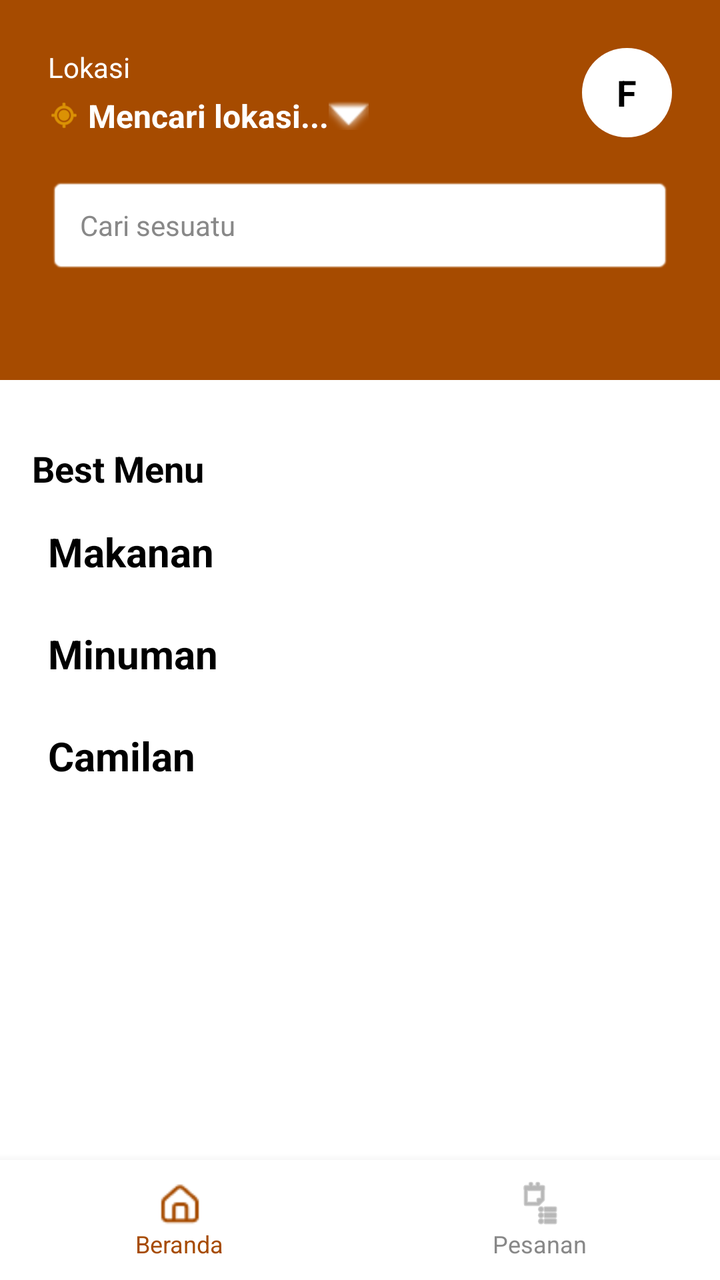
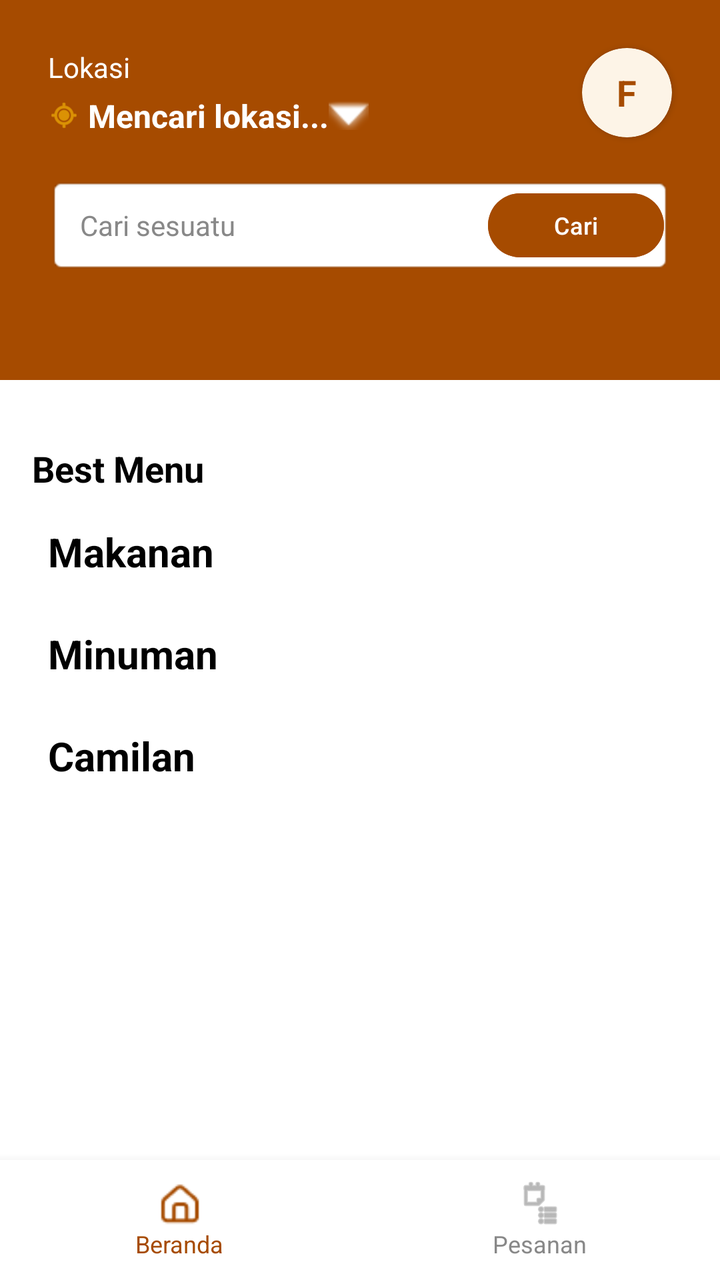

Before-and-after screenshots of an Android layout around one commit, followed by the original layout XML and the change that was made.
<!-- AndroidManifest.xml: application theme Theme.Warmindone -->
<!-- res/layout/activity_dashboarduser.xml -->
<?xml version="1.0" encoding="utf-8"?>
<androidx.coordinatorlayout.widget.CoordinatorLayout xmlns:android="http://schemas.android.com/apk/res/android"
    xmlns:app="http://schemas.android.com/apk/res-auto"
    xmlns:tools="http://schemas.android.com/tools"
    android:layout_width="match_parent"
    android:layout_height="match_parent"
    android:background="#FFFFFF"
    tools:context=".pelanggan.DashboardUser"
    tools:ignore="HardcodedText,ContentDescription,Autofill,UseCompoundDrawables">

    <com.google.android.material.appbar.AppBarLayout
        android:layout_width="match_parent"
        android:layout_height="wrap_content"
        android:background="#FFFFFF"
        app:elevation="0dp">

        <RelativeLayout
            android:id="@+id/layoutHeader"
            android:layout_width="match_parent"
            android:layout_height="190dp"
            app:layout_scrollFlags="scroll|enterAlways|snap">

            <View
                android:layout_width="match_parent"
                android:layout_height="match_parent"
                android:background="#A64B00" />

            <TextView
                android:id="@+id/tvLokasiLabel"
                android:layout_width="wrap_content"
                android:layout_height="wrap_content"
                android:layout_marginStart="24dp"
                android:layout_marginTop="24dp"
                android:text="Lokasi"
                android:textColor="#FFFFFF"
                android:textSize="14sp" />

            <LinearLayout
                android:id="@+id/layoutLokasiDetail"
                android:layout_width="wrap_content"
                android:layout_height="wrap_content"
                android:layout_below="@id/tvLokasiLabel"
                android:layout_alignStart="@id/tvLokasiLabel"
                android:layout_marginTop="4dp"
                android:gravity="center_vertical"
                android:orientation="horizontal">

                <ImageView
                    android:layout_width="16dp"
                    android:layout_height="16dp"
                    android:src="@android:drawable/ic_menu_mylocation"
                    app:tint="#FFC107" />

                <TextView
                    android:id="@+id/tvLokasi"
                    android:layout_width="wrap_content"
                    android:layout_height="wrap_content"
                    android:layout_marginStart="4dp"
                    android:text="Mencari lokasi..."
                    android:textColor="#FFFFFF"
                    android:textSize="16sp"
                    android:textStyle="bold" />

                <ImageView
                    android:layout_width="20dp"
                    android:layout_height="20dp"
                    android:src="@android:drawable/arrow_down_float"
                    app:tint="#FFFFFF" />
            </LinearLayout>

            <TextView
                android:id="@+id/tvProfileCircle"
                android:layout_width="45dp"
                android:layout_height="45dp"
                android:layout_alignParentEnd="true"
                android:layout_alignTop="@id/tvLokasiLabel"
                android:layout_alignBottom="@id/layoutLokasiDetail"
                android:layout_marginEnd="24dp"
                android:background="@android:drawable/toast_frame"
                android:backgroundTint="#FFFFFF"
                android:gravity="center"
                android:text="F"
                android:textColor="#000000"
                android:textSize="18sp"
                android:textStyle="bold" />

            <EditText
                android:id="@+id/etSearch"
                android:layout_width="match_parent"
                android:layout_height="48dp"
                android:layout_below="@id/layoutLokasiDetail"
                android:layout_marginStart="24dp"
                android:layout_marginTop="20dp"
                android:layout_marginEnd="24dp"
                android:background="@android:drawable/editbox_background_normal"
                android:backgroundTint="#FFFFFF"
                android:hint="Cari sesuatu"
                android:inputType="text"
                android:paddingStart="16dp"
                android:paddingEnd="16dp"
                android:textColorHint="#888888"
                android:textSize="14sp" />
        </RelativeLayout>
    </com.google.android.material.appbar.AppBarLayout>

    <androidx.core.widget.NestedScrollView
        android:layout_width="match_parent"
        android:layout_height="match_parent"
        android:clipToPadding="false"
        android:layout_marginBottom="134dp"
        app:layout_behavior="@string/appbar_scrolling_view_behavior">

        <LinearLayout
            android:layout_width="match_parent"
            android:layout_height="wrap_content"
            android:orientation="vertical"
            android:paddingVertical="16dp">

            <TextView
                android:layout_width="wrap_content"
                android:layout_height="wrap_content"
                android:layout_marginStart="16dp"
                android:layout_marginTop="16dp"
                android:text="Best Menu"
                android:textColor="#000000"
                android:textSize="18sp"
                android:textStyle="bold" />

            <androidx.recyclerview.widget.RecyclerView
                android:id="@+id/rvBestMenu"
                android:layout_width="match_parent"
                android:layout_height="wrap_content"
                android:nestedScrollingEnabled="false"
                tools:listitem="@layout/bestmenu_widget" />

            <TextView
                android:layout_width="wrap_content"
                android:layout_height="wrap_content"
                android:layout_marginHorizontal="24dp"
                android:layout_marginTop="16dp"
                android:layout_marginBottom="8dp"
                android:text="Makanan"
                android:textColor="#000000"
                android:textSize="20sp"
                android:textStyle="bold" />

            <androidx.recyclerview.widget.RecyclerView
                android:id="@+id/rvMakanan"
                android:layout_width="match_parent"
                android:layout_height="wrap_content"
                tools:listitem="@layout/menuuser_widget" />

            
            <TextView
                android:layout_width="wrap_content"
                android:layout_height="wrap_content"
                android:layout_marginHorizontal="24dp"
                android:layout_marginTop="16dp"
                android:layout_marginBottom="8dp"
                android:text="Minuman"
                android:textColor="#000000"
                android:textSize="20sp"
                android:textStyle="bold" />

            <androidx.recyclerview.widget.RecyclerView
                android:id="@+id/rvMinuman"
                android:layout_width="match_parent"
                android:layout_height="wrap_content"
                tools:listitem="@layout/menuuser_widget" />

            
            <TextView
                android:layout_width="wrap_content"
                android:layout_height="wrap_content"
                android:layout_marginHorizontal="24dp"
                android:layout_marginTop="16dp"
                android:layout_marginBottom="8dp"
                android:text="Camilan"
                android:textColor="#000000"
                android:textSize="20sp"
                android:textStyle="bold" />

            <androidx.recyclerview.widget.RecyclerView
                android:id="@+id/rvCamilan"
                android:layout_width="match_parent"
                android:layout_height="wrap_content"
                tools:listitem="@layout/menuuser_widget" />

        </LinearLayout>
    </androidx.core.widget.NestedScrollView>

    <RelativeLayout
        android:layout_width="match_parent"
        android:layout_height="wrap_content"
        android:layout_gravity="bottom">

        <androidx.cardview.widget.CardView
            android:id="@+id/layoutCartSummary"
            android:layout_width="match_parent"
            android:layout_height="54dp"
            android:layout_above="@id/bottomNavigationView"
            android:layout_marginHorizontal="24dp"
            android:layout_marginBottom="12dp"
            android:visibility="gone"
            app:cardBackgroundColor="#A64B00"
            app:cardCornerRadius="12dp"
            app:cardElevation="4dp">

            <androidx.constraintlayout.widget.ConstraintLayout
                android:layout_width="match_parent"
                android:layout_height="match_parent"
                android:paddingHorizontal="16dp">

                <TextView
                    android:id="@+id/tvCekKeranjang"
                    android:layout_width="wrap_content"
                    android:layout_height="wrap_content"
                    android:text="Cek Keranjang"
                    android:textColor="#FFFFFF"
                    android:textSize="14sp"
                    android:textStyle="bold"
                    app:layout_constraintBottom_toBottomOf="parent"
                    app:layout_constraintStart_toStartOf="parent"
                    app:layout_constraintTop_toTopOf="parent" />

                <TextView
                    android:id="@+id/tvCartItemsCount"
                    android:layout_width="wrap_content"
                    android:layout_height="wrap_content"
                    android:layout_marginStart="6dp"
                    android:text="(1 Produk)"
                    android:textColor="#F4E8D1"
                    android:textSize="13sp"
                    app:layout_constraintBottom_toBottomOf="@id/tvCekKeranjang"
                    app:layout_constraintStart_toEndOf="@id/tvCekKeranjang"
                    app:layout_constraintTop_toTopOf="@id/tvCekKeranjang" />

                <TextView
                    android:id="@+id/tvTotalCartPrice"
                    android:layout_width="wrap_content"
                    android:layout_height="wrap_content"
                    android:layout_marginEnd="8dp"
                    android:text="Rp 20.000"
                    android:textColor="#FFFFFF"
                    android:textSize="14sp"
                    android:textStyle="bold"
                    app:layout_constraintBottom_toBottomOf="parent"
                    app:layout_constraintEnd_toStartOf="@id/imgCartArrow"
                    app:layout_constraintTop_toTopOf="parent" />

                <ImageView
                    android:id="@+id/imgCartArrow"
                    android:layout_width="16dp"
                    android:layout_height="16dp"
                    android:src="@android:drawable/ic_delete"
                    app:layout_constraintBottom_toBottomOf="parent"
                    app:layout_constraintEnd_toEndOf="parent"
                    app:layout_constraintTop_toTopOf="parent"
                    app:tint="#FFFFFF" />

            </androidx.constraintlayout.widget.ConstraintLayout>
        </androidx.cardview.widget.CardView>

        <LinearLayout
            android:id="@+id/bottomNavigationView"
            android:layout_width="match_parent"
            android:layout_height="60dp"
            android:layout_alignParentBottom="true"
            android:background="#FFFFFF"
            android:baselineAligned="false"
            android:elevation="8dp"
            android:orientation="horizontal">

            <LinearLayout
                android:layout_width="0dp"
                android:layout_height="match_parent"
                android:layout_weight="1"
                android:gravity="center"
                android:orientation="vertical">

                <ImageView
                    android:layout_width="24dp"
                    android:layout_height="24dp"
                    android:src="@drawable/ic_menu_logo"
                    app:tint="#A64B00" />

                <TextView
                    android:layout_width="wrap_content"
                    android:layout_height="wrap_content"
                    android:text="Beranda"
                    android:textColor="#A64B00"
                    android:textSize="12sp" />
            </LinearLayout>

            <LinearLayout
                android:layout_width="0dp"
                android:layout_height="match_parent"
                android:layout_weight="1"
                android:gravity="center"
                android:onClick="historypage"
                android:orientation="vertical">

                <ImageView
                    android:layout_width="24dp"
                    android:layout_height="24dp"
                    android:src="@android:drawable/ic_menu_agenda"
                    app:tint="#888888" />

                <TextView
                    android:layout_width="wrap_content"
                    android:layout_height="wrap_content"
                    android:text="Pesanan"
                    android:textColor="#888888"
                    android:textSize="12sp" />
            </LinearLayout>
        </LinearLayout>
    </RelativeLayout>

</androidx.coordinatorlayout.widget.CoordinatorLayout>
<!-- res/layout/bestmenu_widget.xml (included above) -->
<androidx.cardview.widget.CardView
    xmlns:android="http://schemas.android.com/apk/res/android"
    xmlns:app="http://schemas.android.com/apk/res-auto"
    android:layout_width="260dp"
    android:layout_height="wrap_content"
    android:layout_marginHorizontal="8dp"
    android:layout_marginVertical="6dp"
    app:cardCornerRadius="18dp"
    app:cardElevation="3dp">

    <LinearLayout
        android:layout_width="match_parent"
        android:layout_height="100dp"
        android:orientation="horizontal"
        android:gravity="center_vertical"
        android:padding="12dp">

        
        <ImageView
            android:id="@+id/imgMenu"
            android:layout_width="75dp"
            android:layout_height="75dp"
            android:padding="2dp"
            android:scaleType="centerCrop"
            android:src="@drawable/ic_menu" />

        
        <LinearLayout
            android:layout_width="0dp"
            android:layout_height="wrap_content"
            android:layout_weight="1"
            android:layout_marginStart="14dp"
            android:orientation="vertical">

            <TextView
                android:id="@+id/tvNamaMenu"
                android:layout_width="wrap_content"
                android:layout_height="wrap_content"
                android:text="Me Bangladesh"
                android:textColor="#333333"
                android:textSize="22sp"
                android:textStyle="bold"/>

            <TextView
                android:id="@+id/tvHarga"
                android:layout_width="wrap_content"
                android:layout_height="wrap_content"
                android:text="Rp 15.000"
                android:textColor="#444444"
                android:textSize="18sp"/>
        </LinearLayout>

        
        <LinearLayout
            android:layout_width="wrap_content"
            android:layout_height="match_parent"
            android:gravity="center_horizontal"
            android:orientation="vertical">

            <ImageView
                android:id="@+id/imgLike"
                android:layout_width="24dp"
                android:layout_height="24dp"
                android:src="@drawable/ic_thumb_up"/>

            <Space
                android:layout_width="1dp"
                android:layout_height="24dp"/>

            <ImageView
                android:id="@+id/imgAddCart"
                android:layout_width="24dp"
                android:layout_height="24dp"
                android:src="@drawable/ic_round_plus"/>
        </LinearLayout>

    </LinearLayout>

</androidx.cardview.widget.CardView>
<!-- res/layout/menuuser_widget.xml (included above) -->
<androidx.cardview.widget.CardView
    xmlns:android="http://schemas.android.com/apk/res/android"
    xmlns:app="http://schemas.android.com/apk/res-auto"
    android:layout_width="match_parent"
    android:layout_height="wrap_content"
    android:layout_marginHorizontal="12dp"
    android:layout_marginVertical="6dp"
    app:cardCornerRadius="18dp"
    app:cardElevation="3dp">

    <LinearLayout
        android:layout_width="match_parent"
        android:layout_height="100dp"
        android:orientation="horizontal"
        android:gravity="center_vertical"
        android:padding="12dp">

        
        <ImageView
            android:id="@+id/imgMenu"
            android:layout_width="75dp"
            android:layout_height="75dp"
            android:padding="2dp"
            android:scaleType="centerCrop"
            android:src="@drawable/ic_menu" />

        
        <LinearLayout
            android:layout_width="0dp"
            android:layout_height="wrap_content"
            android:layout_weight="1"
            android:layout_marginStart="14dp"
            android:orientation="vertical">

            <TextView
                android:id="@+id/tvNamaMenu"
                android:layout_width="wrap_content"
                android:layout_height="wrap_content"
                android:text="Me Bangladesh"
                android:textColor="#333333"
                android:textSize="22sp"
                android:textStyle="bold"/>

            <TextView
                android:id="@+id/tvHarga"
                android:layout_width="wrap_content"
                android:layout_height="wrap_content"
                android:text="Rp 15.000"
                android:textColor="#444444"
                android:textSize="18sp"/>
        </LinearLayout>

        
        <LinearLayout
            android:layout_width="wrap_content"
            android:layout_height="match_parent"
            android:gravity="center_horizontal"
            android:orientation="vertical">

            <Space
                android:layout_width="1dp"
                android:layout_height="48dp"/>

            <ImageView
                android:id="@+id/imgAddCart"
                android:layout_width="24dp"
                android:layout_height="24dp"
                android:src="@drawable/ic_round_plus"/>
        </LinearLayout>

    </LinearLayout>

</androidx.cardview.widget.CardView>
<!-- resources referenced by this layout -->
<resources>
  <!-- drawable ic_menu: png bitmap (drawable, 1246 bytes) -->
  <!-- drawable ic_menu_logo: png bitmap (drawable, 717 bytes) -->
  <!-- drawable ic_round_plus: png bitmap (drawable, 372 bytes) -->
  <!-- drawable ic_thumb_up: png bitmap (drawable, 359 bytes) -->
  <style name="Theme.Warmindone" parent="Base.Theme.Warmindone" />
  <style name="Base.Theme.Warmindone" parent="Theme.Material3.DayNight.NoActionBar">
          
          
      </style>
</resources>

<!-- the commit's change to res/layout/activity_dashboarduser.xml (unified diff, before → after) -->
@@ -43,7 +43,9 @@
                 android:layout_alignStart="@id/tvLokasiLabel"
                 android:layout_marginTop="4dp"
                 android:gravity="center_vertical"
-                android:orientation="horizontal">
+                android:orientation="horizontal"
+                android:clickable="true"
+                android:focusable="true">
 
                 <ImageView
                     android:layout_width="16dp"
@@ -68,38 +70,61 @@
                     app:tint="#FFFFFF" />
             </LinearLayout>
 
-            <TextView
-                android:id="@+id/tvProfileCircle"
+            <androidx.cardview.widget.CardView
                 android:layout_width="45dp"
                 android:layout_height="45dp"
                 android:layout_alignParentEnd="true"
                 android:layout_alignTop="@id/tvLokasiLabel"
                 android:layout_alignBottom="@id/layoutLokasiDetail"
                 android:layout_marginEnd="24dp"
-                android:background="@android:drawable/toast_frame"
-                android:backgroundTint="#FFFFFF"
-                android:gravity="center"
-                android:text="F"
-                android:textColor="#000000"
-                android:textSize="18sp"
-                android:textStyle="bold" />
+                app:cardBackgroundColor="#FDF4E7"
+                app:cardCornerRadius="22.5dp"
+                app:cardElevation="2dp">
+
+                <TextView
+                    android:id="@+id/tvProfileCircle"
+                    android:layout_width="match_parent"
+                    android:layout_height="match_parent"
+                    android:gravity="center"
+                    android:text="F"
+                    android:textColor="#A64B00"
+                    android:textSize="18sp"
+                    android:textStyle="bold"/>
+
+            </androidx.cardview.widget.CardView>
+
+        <LinearLayout
+            android:layout_width="match_parent"
+            android:layout_height="48dp"
+            android:layout_below="@id/layoutLokasiDetail"
+            android:layout_marginStart="24dp"
+            android:layout_marginTop="20dp"
+            android:layout_marginEnd="24dp"
+            android:orientation="horizontal"
+            android:background="@android:drawable/editbox_background_normal"
+            android:padding="4dp">
 
             <EditText
                 android:id="@+id/etSearch"
-                android:layout_width="match_parent"
-                android:layout_height="48dp"
-                android:layout_below="@id/layoutLokasiDetail"
-                android:layout_marginStart="24dp"
-                android:layout_marginTop="20dp"
-                android:layout_marginEnd="24dp"
-                android:background="@android:drawable/editbox_background_normal"
-                android:backgroundTint="#FFFFFF"
+                android:layout_width="0dp"
+                android:layout_height="match_parent"
+                android:layout_weight="1"
                 android:hint="Cari sesuatu"
                 android:inputType="text"
-                android:paddingStart="16dp"
-                android:paddingEnd="16dp"
-                android:textColorHint="#888888"
-                android:textSize="14sp" />
+                android:paddingStart="12dp"
+                android:textSize="14sp"
+                android:background="@null"
+                android:textColorHint="#888888"/>
+
+            <Button
+                android:id="@+id/btnSearch"
+                android:layout_width="wrap_content"
+                android:layout_height="match_parent"
+                android:text="Cari"
+                android:textSize="12sp"
+                android:backgroundTint="#A64B00"
+                android:textColor="#FFFFFF"/>
+        </LinearLayout>
         </RelativeLayout>
     </com.google.android.material.appbar.AppBarLayout>
 
